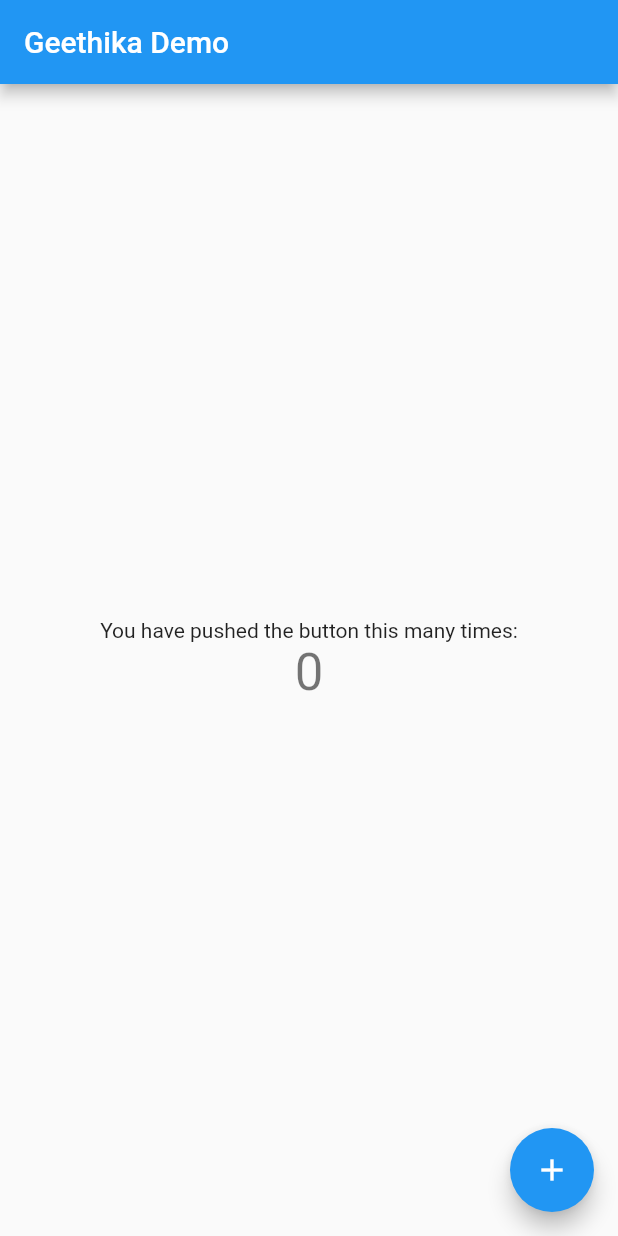
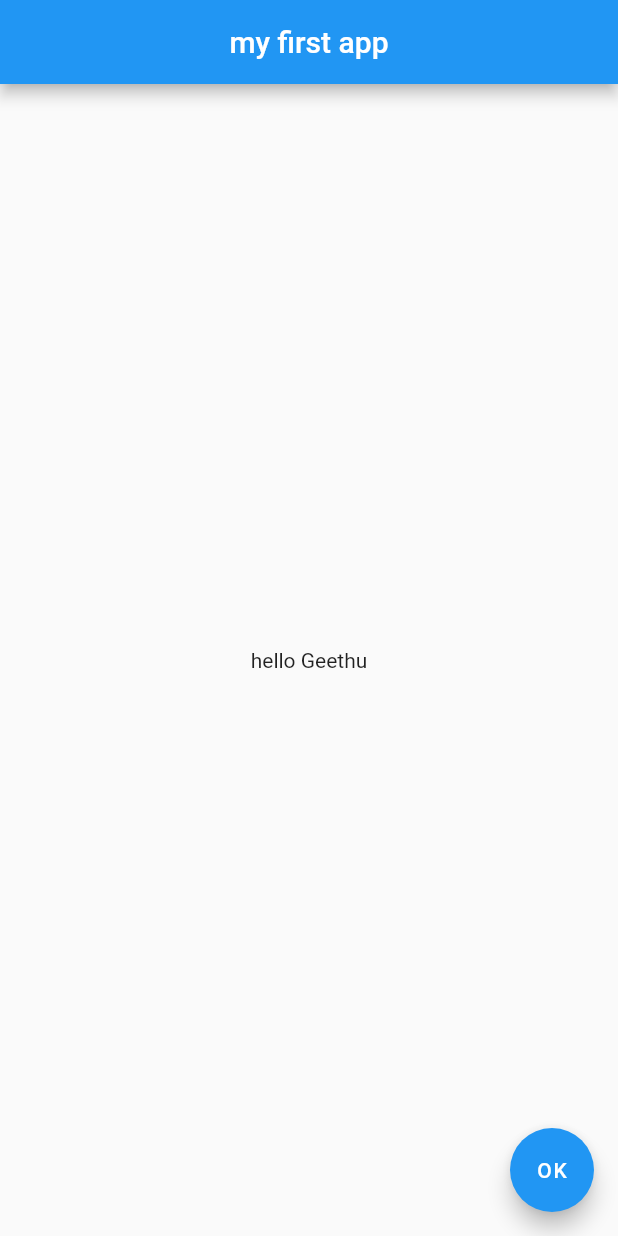
Before and after one commit to PhalugunaRao/FlutterDev, a Flutter app: the screen it shows after launch, on a phone screen of 412 x 824 dp. Run offline on Flutter 3.47's test engine with Material 2 defaults, Android fonts, the phone set to English and light mode, and no system bars.

Commit message:
Scaffold basic

```diff
--- a/lib/main.dart
+++ b/lib/main.dart
@@ -1,113 +1,19 @@
 import 'package:flutter/material.dart';
 
-void main() {
-  runApp(MyApp());
-}
+void main() => runApp(MaterialApp(
+  home: Scaffold(
+    appBar: AppBar(
+      title: Text('my first app'),
+      centerTitle: true,
+    ),
+    body:Center(
+      child: Text('hello Geethu'),
+    ),
 
-class MyApp extends StatelessWidget {
-  // This widget is the root of your application.
-  @override
-  Widget build(BuildContext context) {
-    return MaterialApp(
-      title: 'Flutter Demo',
-      theme: ThemeData(
-        // This is the theme of your application.
-        //
-        // Try running your application with "flutter run". You'll see the
-        // application has a blue toolbar. Then, without quitting the app, try
-        // changing the primarySwatch below to Colors.green and then invoke
-        // "hot reload" (press "r" in the console where you ran "flutter run",
-        // or simply save your changes to "hot reload" in a Flutter IDE).
-        // Notice that the counter didn't reset back to zero; the application
-        // is not restarted.
-        primarySwatch: Colors.blue,
-      ),
-      home: MyHomePage(title: 'Geethika Demo'),
-    );
-  }
-}
+   floatingActionButton: FloatingActionButton(
+      child: Text('OK'),
 
-class MyHomePage extends StatefulWidget {
-  MyHomePage({Key key, this.title}) : super(key: key);
+  ),
+  ),
 
-  // This widget is the home page of your application. It is stateful, meaning
-  // that it has a State object (defined below) that contains fields that affect
-  // how it looks.
-
-  // This class is the configuration for the state. It holds the values (in this
-  // case the title) provided by the parent (in this case the App widget) and
-  // used by the build method of the State. Fields in a Widget subclass are
-  // always marked "final".
-
-  final String title;
-
-  @override
-  _MyHomePageState createState() => _MyHomePageState();
-}
-
-class _MyHomePageState extends State<MyHomePage> {
-  int _counter = 0;
-
-  void _incrementCounter() {
-    setState(() {
-      // This call to setState tells the Flutter framework that something has
-      // changed in this State, which causes it to rerun the build method below
-      // so that the display can reflect the updated values. If we changed
-      // _counter without calling setState(), then the build method would not be
-      // called again, and so nothing would appear to happen.
-      _counter++;
-    });
-  }
-
-  @override
-  Widget build(BuildContext context) {
-    // This method is rerun every time setState is called, for instance as done
-    // by the _incrementCounter method above.
-    //
-    // The Flutter framework has been optimized to make rerunning build methods
-    // fast, so that you can just rebuild anything that needs updating rather
-    // than having to individually change instances of widgets.
-    return Scaffold(
-      appBar: AppBar(
-        // Here we take the value from the MyHomePage object that was created by
-        // the App.build method, and use it to set our appbar title.
-        title: Text(widget.title),
-      ),
-      body: Center(
-        // Center is a layout widget. It takes a single child and positions it
-        // in the middle of the parent.
-        child: Column(
-          // Column is also a layout widget. It takes a list of children and
-          // arranges them vertically. By default, it sizes itself to fit its
-          // children horizontally, and tries to be as tall as its parent.
-          //
-          // Invoke "debug painting" (press "p" in the console, choose the
-          // "Toggle Debug Paint" action from the Flutter Inspector in Android
-          // Studio, or the "Toggle Debug Paint" command in Visual Studio Code)
-          // to see the wireframe for each widget.
-          //
-          // Column has various properties to control how it sizes itself and
-          // how it positions its children. Here we use mainAxisAlignment to
-          // center the children vertically; the main axis here is the vertical
-          // axis because Columns are vertical (the cross axis would be
-          // horizontal).
-          mainAxisAlignment: MainAxisAlignment.center,
-          children: <Widget>[
-            Text(
-              'You have pushed the button this many times:',
-            ),
-            Text(
-              '$_counter',
-              style: Theme.of(context).textTheme.headline4,
-            ),
-          ],
-        ),
-      ),
-      floatingActionButton: FloatingActionButton(
-        onPressed: _incrementCounter,
-        tooltip: 'Increment',
-        child: Icon(Icons.add),
-      ), // This trailing comma makes auto-formatting nicer for build methods.
-    );
-  }
-}
+));
```
Also changed, not shown: 1 other file.
